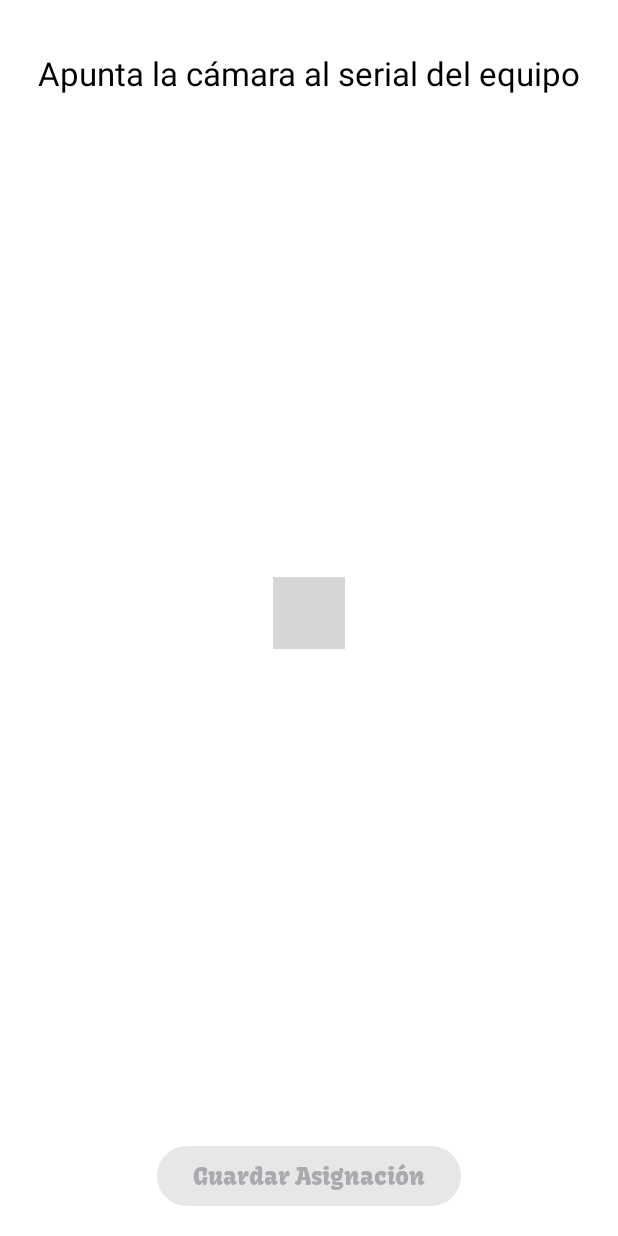
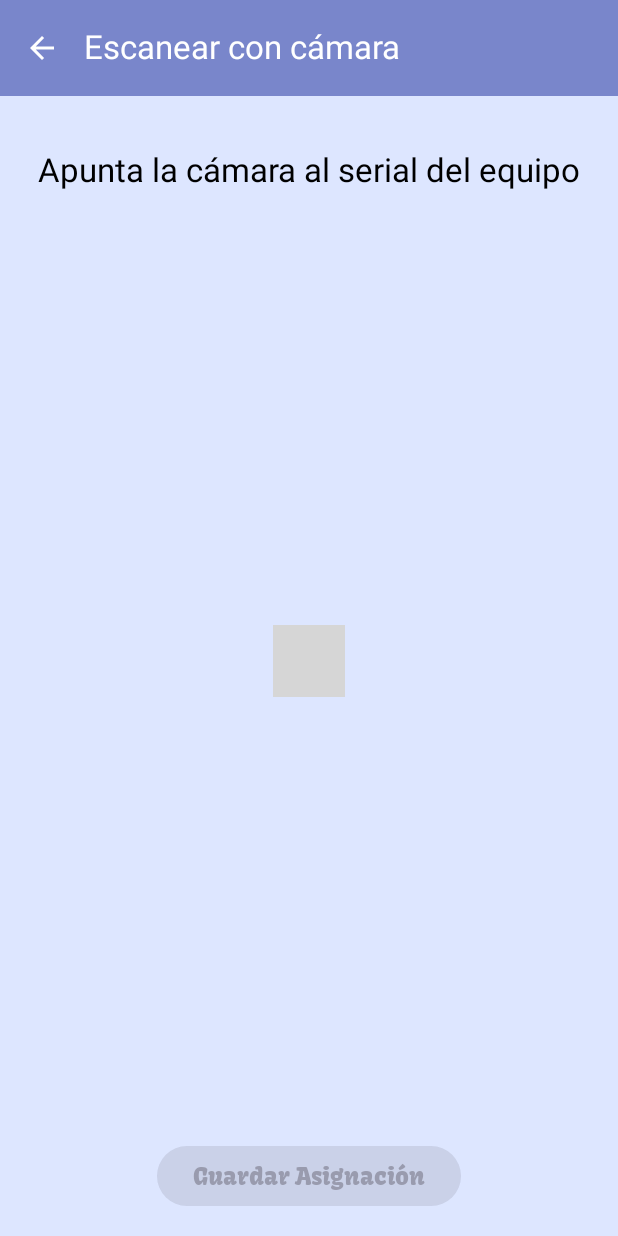
Before and after one commit to constructor1402/InventariadosApp, an Android app built with Jetpack Compose: the composable AssignNavGraph shown on its own in the app's theme, after a tap on "Escanear con cámara", on a phone screen of 412 x 824 dp. Run offline under Robolectric (Android 15) with nearby library versions, the phone set to English and light mode, and no system bars; our stand-ins replace Firebase (no records; nobody signed in at launch, a user with empty details on screens opened directly); libraries missing offline, so code that uses them is left out: androidx.camera.core, androidx.camera.lifecycle, androidx.camera.view, com.google.mlkit.vision; 3 statements that could not run were skipped; grey boxes are pictures that could not be loaded.

Commit message:
Implementacion del boton 'atras' en las diferentes pantallas

```diff
--- a/app/src/main/java/com/example/inventariadosapp/admin/topografo/assign/AssignNavGraph/AssignNavGraph.kt
+++ b/app/src/main/java/com/example/inventariadosapp/admin/topografo/assign/AssignNavGraph/AssignNavGraph.kt
@@ -1,64 +1,57 @@
-package com.example.inventariadosapp.admin.topografo.assign.AssignNavGraph
+package com.example.inventariadosapp.admin.topografo.assign.assignnavgraph
 
 import androidx.compose.runtime.Composable
+import androidx.lifecycle.viewmodel.compose.viewModel
 import androidx.navigation.NavHostController
 import androidx.navigation.compose.NavHost
 import androidx.navigation.compose.composable
-import androidx.lifecycle.viewmodel.compose.viewModel
-import androidx.navigation.compose.rememberNavController
-
-// CRUCIAL: Importación del ViewModel (paquete 'assign' padre)
 import com.example.inventariadosapp.admin.topografo.assign.components.models.TopografoAssignViewModel
-
-// CRUCIAL: Importaciones de las Pantallas (paquete 'components.models')
 import com.example.inventariadosapp.admin.topografo.assign.components.models.AssignCameraScreen
 import com.example.inventariadosapp.admin.topografo.assign.components.models.AssignManualScreen
 import com.example.inventariadosapp.admin.topografo.assign.components.models.AssignMenuScreen
 
-
 // ====================================================================
-// Rutas de Navegación (Rutas de pantalla)
+// Rutas de Navegación
 // ====================================================================
-
 object AssignRoutes {
     const val MENU = "assign_menu"
     const val CAMERA = "assign_camera"
     const val MANUAL = "assign_manual"
 }
 
-
 // ====================================================================
 // NavGraph Principal
 // ====================================================================
-
 @Composable
 fun AssignNavGraph(navController: NavHostController) {
-    // Inicializa el ViewModel
-    // La inyección de ViewModel debe hacerse aquí o en las pantallas, pero no ambos
     val viewModel: TopografoAssignViewModel = viewModel()
 
     NavHost(
         navController = navController,
         startDestination = AssignRoutes.MENU
     ) {
-
-        // 1. AssignMenuScreen (Usa lambdas de navegación)
+        // Pantalla principal del menú
         composable(AssignRoutes.MENU) {
             AssignMenuScreen(
-                // Aquí usamos lambdas para llamar a la navegación, ya que AssignMenuScreen.kt lo espera.
                 onNavigateToCamera = { navController.navigate(AssignRoutes.CAMERA) },
                 onNavigateToManual = { navController.navigate(AssignRoutes.MANUAL) }
             )
         }
 
-        // 2. AssignCameraScreen (Llamada simple, el ViewModel se crea internamente)
+        // Pantalla de escaneo con cámara (con botón de atrás)
         composable(AssignRoutes.CAMERA) {
-            AssignCameraScreen()
+            AssignCameraScreen(
+                viewModel = viewModel,
+                navController = navController // ✅ agregado
+            )
         }
 
-        // 3. AssignManualScreen (Llamada simple, el ViewModel se crea internamente)
+        // Pantalla de ingreso manual (con botón de atrás)
         composable(AssignRoutes.MANUAL) {
-            AssignManualScreen()
+            AssignManualScreen(
+                viewModel = viewModel,
+                navController = navController // ✅ agregado
+            )
         }
     }
 }
--- a/app/src/main/java/com/example/inventariadosapp/admin/topografo/assign/components/models/AssignCameraScreen.kt
+++ b/app/src/main/java/com/example/inventariadosapp/admin/topografo/assign/components/models/AssignCameraScreen.kt
@@ -5,18 +5,24 @@ import android.content.pm.PackageManager
 import androidx.activity.compose.rememberLauncherForActivityResult
 import androidx.activity.result.contract.ActivityResultContracts
 import androidx.compose.foundation.layout.*
+import androidx.compose.material.icons.Icons
+import androidx.compose.material.icons.automirrored.filled.ArrowBack
 import androidx.compose.material3.*
 import androidx.compose.runtime.*
 import androidx.compose.ui.Alignment
 import androidx.compose.ui.Modifier
+import androidx.compose.ui.graphics.Color // 👈 Import necesario
 import androidx.compose.ui.platform.LocalContext
 import androidx.compose.ui.unit.dp
 import androidx.core.content.ContextCompat
 import androidx.lifecycle.viewmodel.compose.viewModel
+import androidx.navigation.NavController
 import com.example.inventariadosapp.admin.topografo.assign.components.CameraPreview
 
+@OptIn(ExperimentalMaterial3Api::class)
 @Composable
 fun AssignCameraScreen(
+    navController: NavController, // 👈 necesario para el botón atrás
     viewModel: TopografoAssignViewModel = viewModel()
 ) {
     val serial by viewModel.serial.collectAsState()
@@ -30,7 +36,6 @@ fun AssignCameraScreen(
 
     val context = LocalContext.current
 
-    // Solicitud de permiso de cámara
     val permissionLauncher = rememberLauncherForActivityResult(
         contract = ActivityResultContracts.RequestPermission(),
         onResult = { granted -> hasCameraPermission = granted }
@@ -49,8 +54,27 @@ fun AssignCameraScreen(
         }
     }
 
+    Scaffold(
+        topBar = {
+            TopAppBar(
+                title = { Text("Escanear con cámara", color = Color.White) },
+                colors = TopAppBarDefaults.topAppBarColors(containerColor = Color(0xFF7986CB)),
+                navigationIcon = {
+                    IconButton(onClick = { navController.popBackStack() }) {
+                        Icon(
+                            Icons.AutoMirrored.Filled.ArrowBack, // 👈 versión moderna
+                            contentDescription = "Atrás",
+                            tint = Color.White
+                        )
+                    }
+                }
+            )
+        },
+        containerColor = Color(0xFFDDE6FF)
+    ) { padding ->
         Column(
             modifier = Modifier
+                .padding(padding)
                 .fillMaxSize()
                 .padding(16.dp),
             horizontalAlignment = Alignment.CenterHorizontally
@@ -121,3 +145,4 @@ fun AssignCameraScreen(
             }
         }
     }
+}
```
Also changed, not shown: app/src/main/java/com/example/inventariadosapp/MainActivity.kt (+4 -5 lines), app/src/main/java/com/example/inventariadosapp/admin/topografo/assign/components/models/AssignManualScreen.kt (+21 -6 lines). Lines whose indentation alone changed are shown as unchanged.
